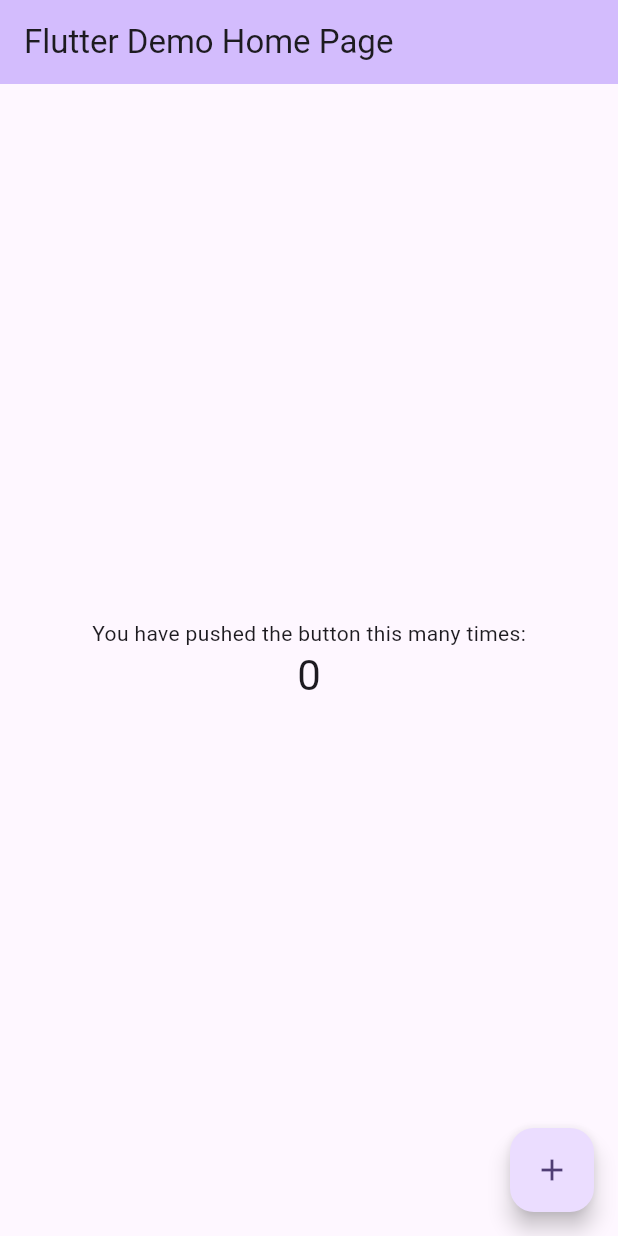
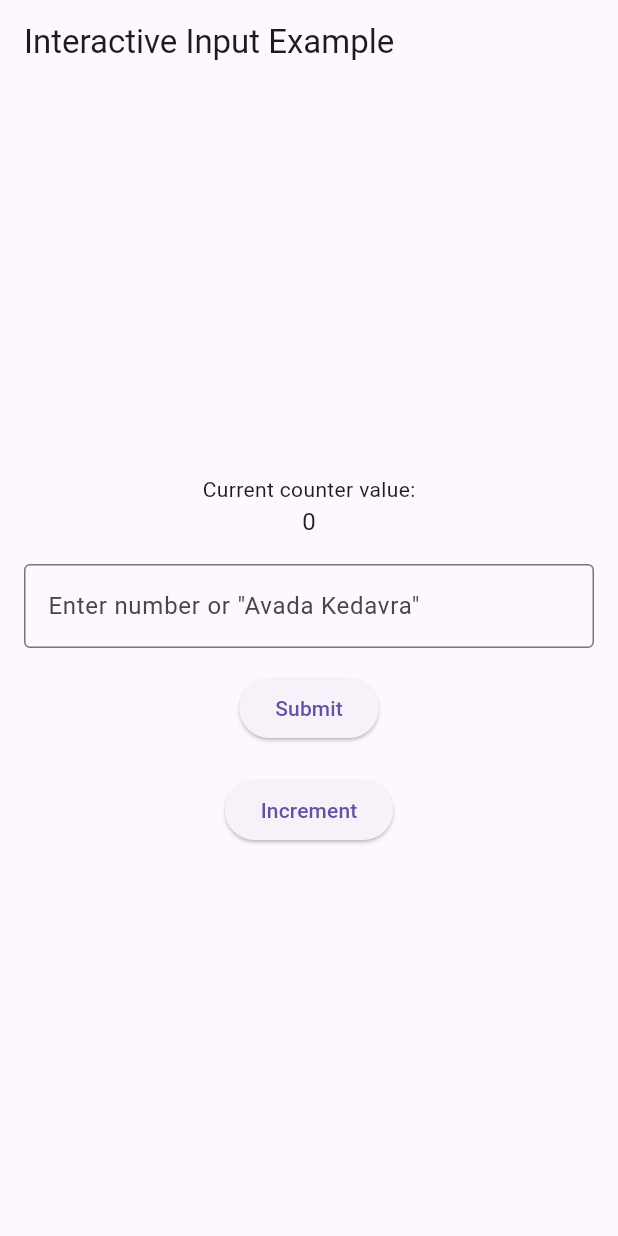
Before and after one commit to RostykZhuk/flutter_application_1, a Flutter app: the screen it shows after launch, on a phone screen of 412 x 824 dp. Run offline on Flutter 3.47's test engine with Material 3 defaults, Android fonts, the phone set to English and light mode, and no system bars.

Commit message:
lab-1 : Fullfilling all the nececary requirements

```diff
--- a/lib/main.dart
+++ b/lib/main.dart
@@ -1,125 +1,90 @@
 import 'package:flutter/material.dart';
 
 void main() {
-  runApp(const MyApp());
+  runApp(MyApp());
 }
 
 class MyApp extends StatelessWidget {
-  const MyApp({super.key});
-
-  // This widget is the root of your application.
   @override
   Widget build(BuildContext context) {
     return MaterialApp(
-      title: 'Flutter Demo',
-      theme: ThemeData(
-        // This is the theme of your application.
-        //
-        // TRY THIS: Try running your application with "flutter run". You'll see
-        // the application has a purple toolbar. Then, without quitting the app,
-        // try changing the seedColor in the colorScheme below to Colors.green
-        // and then invoke "hot reload" (save your changes or press the "hot
-        // reload" button in a Flutter-supported IDE, or press "r" if you used
-        // the command line to start the app).
-        //
-        // Notice that the counter didn't reset back to zero; the application
-        // state is not lost during the reload. To reset the state, use hot
-        // restart instead.
-        //
-        // This works for code too, not just values: Most code changes can be
-        // tested with just a hot reload.
-        colorScheme: ColorScheme.fromSeed(seedColor: Colors.deepPurple),
-        useMaterial3: true,
-      ),
-      home: const MyHomePage(title: 'Flutter Demo Home Page'),
+      home: MyHomePage(),
     );
   }
 }
 
 class MyHomePage extends StatefulWidget {
-  const MyHomePage({super.key, required this.title});
-
-  // This widget is the home page of your application. It is stateful, meaning
-  // that it has a State object (defined below) that contains fields that affect
-  // how it looks.
-
-  // This class is the configuration for the state. It holds the values (in this
-  // case the title) provided by the parent (in this case the App widget) and
-  // used by the build method of the State. Fields in a Widget subclass are
-  // always marked "final".
-
-  final String title;
-
   @override
-  State<MyHomePage> createState() => _MyHomePageState();
+  _MyHomePageState createState() => _MyHomePageState();
 }
 
 class _MyHomePageState extends State<MyHomePage> {
   int _counter = 0;
+  final TextEditingController _controller = TextEditingController();
 
   void _incrementCounter() {
     setState(() {
-      // This call to setState tells the Flutter framework that something has
-      // changed in this State, which causes it to rerun the build method below
-      // so that the display can reflect the updated values. If we changed
-      // _counter without calling setState(), then the build method would not be
-      // called again, and so nothing would appear to happen.
       _counter++;
     });
   }
 
+  void _handleInput(String input) {
+    if (input == "Avada Kedavra") {
+      setState(() {
+        _counter = 0;
+      });
+    } else {
+      final parsed = int.tryParse(input);
+      if (parsed != null) {
+        setState(() {
+          _counter += parsed;
+        });
+      }
+    }
+  }
+
   @override
   Widget build(BuildContext context) {
-    // This method is rerun every time setState is called, for instance as done
-    // by the _incrementCounter method above.
-    //
-    // The Flutter framework has been optimized to make rerunning build methods
-    // fast, so that you can just rebuild anything that needs updating rather
-    // than having to individually change instances of widgets.
     return Scaffold(
       appBar: AppBar(
-        // TRY THIS: Try changing the color here to a specific color (to
-        // Colors.amber, perhaps?) and trigger a hot reload to see the AppBar
-        // change color while the other colors stay the same.
-        backgroundColor: Theme.of(context).colorScheme.inversePrimary,
-        // Here we take the value from the MyHomePage object that was created by
-        // the App.build method, and use it to set our appbar title.
-        title: Text(widget.title),
+        title: Text('Interactive Input Example'),
       ),
       body: Center(
-        // Center is a layout widget. It takes a single child and positions it
-        // in the middle of the parent.
         child: Column(
-          // Column is also a layout widget. It takes a list of children and
-          // arranges them vertically. By default, it sizes itself to fit its
-          // children horizontally, and tries to be as tall as its parent.
-          //
-          // Column has various properties to control how it sizes itself and
-          // how it positions its children. Here we use mainAxisAlignment to
-          // center the children vertically; the main axis here is the vertical
-          // axis because Columns are vertical (the cross axis would be
-          // horizontal).
-          //
-          // TRY THIS: Invoke "debug painting" (choose the "Toggle Debug Paint"
-          // action in the IDE, or press "p" in the console), to see the
-          // wireframe for each widget.
           mainAxisAlignment: MainAxisAlignment.center,
           children: <Widget>[
-            const Text(
-              'You have pushed the button this many times:',
+            Text(
+              'Current counter value:',
             ),
             Text(
               '$_counter',
-              style: Theme.of(context).textTheme.headlineMedium,
+              style: Theme.of(context).textTheme.bodyLarge,
+            ),
+            Padding(
+              padding: const EdgeInsets.all(16.0),
+              child: TextField(
+                controller: _controller,
+                decoration: InputDecoration(
+                  border: OutlineInputBorder(),
+                  labelText: 'Enter number or "Avada Kedavra"',
+                ),
+                keyboardType: TextInputType.text,
+              ),
+            ),
+            ElevatedButton(
+              onPressed: () {
+                _handleInput(_controller.text);
+              },
+              child: Text('Submit'),
+            ),
+            SizedBox(height: 20),
+            ElevatedButton(
+              onPressed: _incrementCounter,
+              child: Text('Increment'),
             ),
           ],
         ),
       ),
-      floatingActionButton: FloatingActionButton(
-        onPressed: _incrementCounter,
-        tooltip: 'Increment',
-        child: const Icon(Icons.add),
-      ), // This trailing comma makes auto-formatting nicer for build methods.
     );
   }
 }
```
